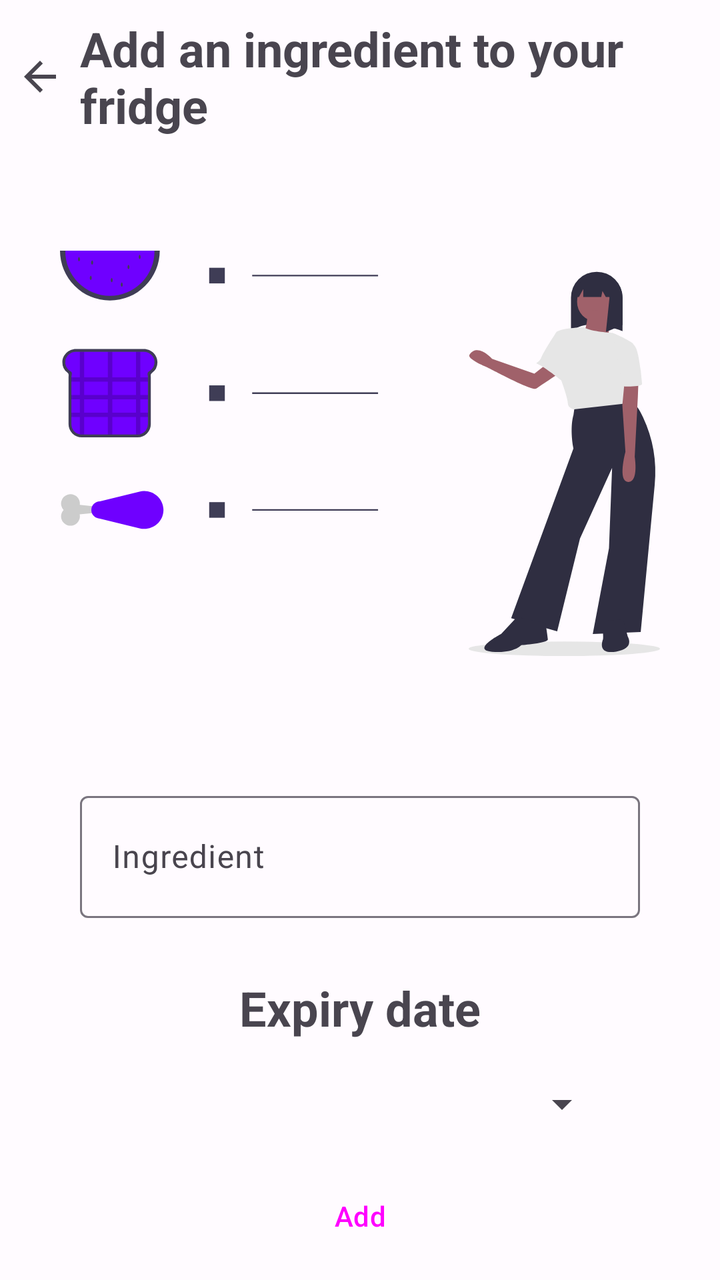
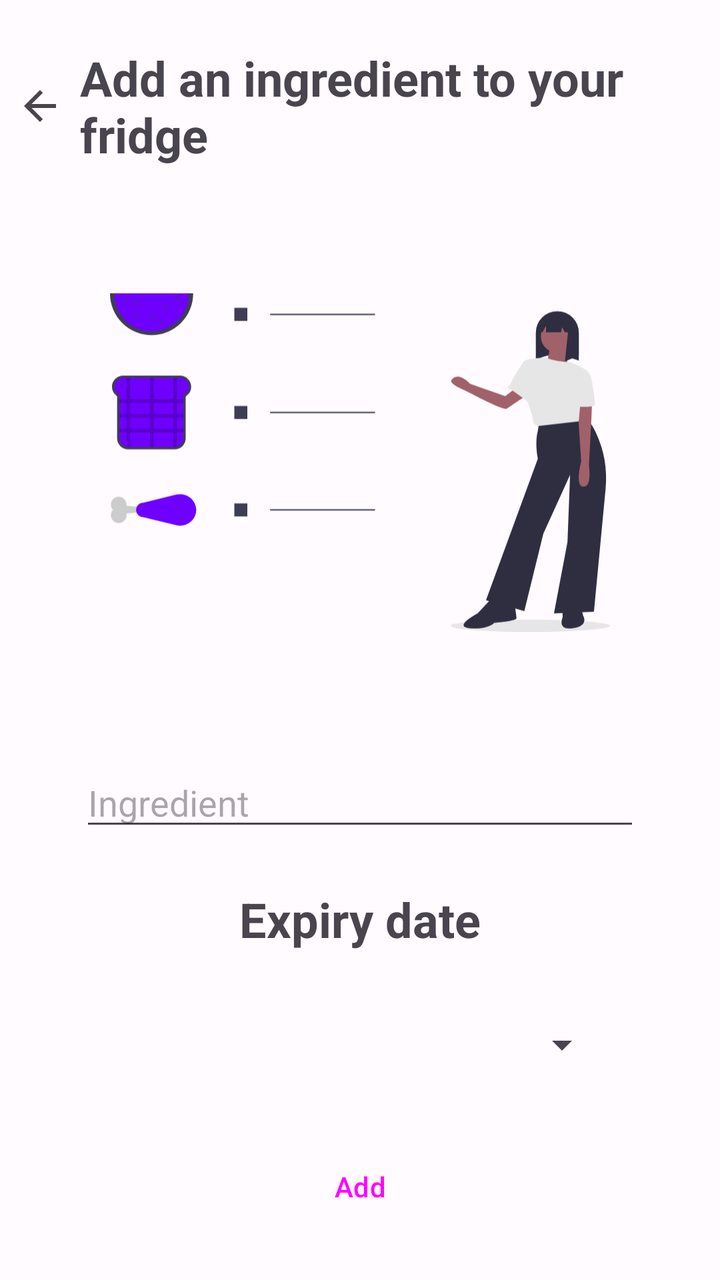

Two renders of the same Android screen: before a commit and after it. Below are the layout's source before the change and the commit's diff.
<!-- AndroidManifest.xml: application theme Theme.Food_alchemy -->
<!-- res/layout/fragment_add_ingredient.xml -->
<?xml version="1.0" encoding="utf-8"?>
<androidx.constraintlayout.widget.ConstraintLayout xmlns:android="http://schemas.android.com/apk/res/android"
    xmlns:app="http://schemas.android.com/apk/res-auto"
    xmlns:tools="http://schemas.android.com/tools"
    android:layout_width="match_parent"
    android:layout_height="match_parent"
    tools:context=".ui.main.AddIngredientFragment">


    <LinearLayout
        android:id="@+id/linear_layout"
        android:layout_width="match_parent"
        android:layout_height="wrap_content"
        android:gravity="center_vertical"
        app:layout_constraintBottom_toTopOf="@id/imageView5"
        app:layout_constraintEnd_toEndOf="parent"
        app:layout_constraintHorizontal_bias="1.0"
        app:layout_constraintStart_toStartOf="parent"
        app:layout_constraintTop_toTopOf="parent">

        <ImageButton
            android:id="@+id/return_button"
            app:tint="?attr/colorControlNormal"
            android:layout_width="wrap_content"
            android:layout_height="wrap_content"
            android:background="@android:color/transparent"
            android:padding="8dp"
            android:src="@drawable/baseline_arrow_back_24"
            tools:ignore="ContentDescription" />

        <TextView
            android:id="@+id/title_textview"
            android:layout_width="wrap_content"
            android:layout_height="wrap_content"
            android:text="@string/add_an_ingredient"
            android:textSize="24sp"
            android:textStyle="bold" />

    </LinearLayout>

    <ImageView
        android:id="@+id/imageView5"
        android:layout_width="300dp"
        android:layout_height="300dp"
        app:layout_constraintBottom_toTopOf="@+id/text_input_layout_ingredient"
        app:layout_constraintEnd_toEndOf="parent"
        app:layout_constraintStart_toStartOf="parent"
        app:layout_constraintTop_toBottomOf="@id/linear_layout"
        app:srcCompat="@drawable/undraw_diet_ghvw"

        android:importantForAccessibility="no" />

    <com.google.android.material.textfield.TextInputLayout
        android:id="@+id/text_input_layout_ingredient"
        android:layout_width="0dp"
        android:layout_height="wrap_content"
        android:layout_marginTop="8dp"
        android:layout_marginStart="40dp"
        android:layout_marginEnd="40dp"
        app:endIconMode="clear_text"
        app:errorEnabled="true"
        app:layout_constraintStart_toStartOf="parent"
        app:layout_constraintEnd_toEndOf="parent"
        app:layout_constraintTop_toBottomOf="@+id/imageView5"
        app:layout_constraintBottom_toTopOf="@id/expiry_date_textview">

        <com.google.android.material.textfield.TextInputEditText
            android:id="@+id/text_input_edit_text_ingredient"
            android:layout_width="match_parent"
            android:layout_height="61dp"
            android:inputType="text"
            android:hint="@string/ingredient"/>
    </com.google.android.material.textfield.TextInputLayout>

    <TextView
        android:id="@+id/expiry_date_textview"
        android:layout_width="wrap_content"
        android:layout_height="wrap_content"
        android:text="@string/expiry_date"
        android:textSize="24sp"
        android:textStyle="bold"
        app:layout_constraintStart_toStartOf="parent"
        app:layout_constraintEnd_toEndOf="parent"
        app:layout_constraintTop_toBottomOf="@+id/text_input_layout_ingredient"
        app:layout_constraintBottom_toTopOf="@id/spinner_button"/>

    <Button
        android:id="@+id/spinner_button"
        android:layout_width="250dp"
        android:layout_height="wrap_content"
        android:textSize="20sp"
        android:textAlignment="center"
        style="?android:spinnerStyle"
        android:textColor="?attr/colorControlNormal"
        app:layout_constraintStart_toStartOf="parent"
        app:layout_constraintEnd_toEndOf="parent"
        app:layout_constraintTop_toBottomOf="@id/expiry_date_textview"
        app:layout_constraintBottom_toTopOf="@id/save_button" />

    <Button
        android:id="@+id/save_button"
        style="@style/Widget.Material3.Button"
        android:layout_width="wrap_content"
        android:layout_height="wrap_content"
        android:text="@string/add"
        app:layout_constraintBottom_toBottomOf="parent"
        app:layout_constraintEnd_toEndOf="parent"
        app:layout_constraintStart_toStartOf="parent"
        app:layout_constraintTop_toBottomOf="@id/spinner_button" />

</androidx.constraintlayout.widget.ConstraintLayout>
<!-- resources referenced by this layout -->
<resources>
  <!-- drawable baseline_arrow_back_24 (drawable) -->
  <vector android:autoMirrored="true" android:height="24dp"
      android:tint="#000000" android:viewportHeight="24"
      android:viewportWidth="24" android:width="24dp" xmlns:android="http://schemas.android.com/apk/res/android">
      <path android:fillColor="@android:color/black" android:pathData="M20,11H7.83l5.59,-5.59L12,4l-8,8 8,8 1.41,-1.41L7.83,13H20v-2z"/>
  </vector>
  <string name="add">Add</string>
  <string name="add_an_ingredient">Add an ingredient to your fridge</string>
  <string name="expiry_date">Expiry date</string>
  <string name="ingredient">Ingredient</string>
  <style name="Theme.Food_alchemy" parent="Base.Theme.Food_alchemy" />
  <color name="md_theme_light_primary">#7214FF</color>
  <color name="md_theme_light_onPrimary">#FFFFFF</color>
  <color name="md_theme_light_primaryContainer">#E9DDFF</color>
  <color name="md_theme_light_onPrimaryContainer">#23005C</color>
  <color name="md_theme_light_secondary">#625B70</color>
  <color name="md_theme_light_onSecondary">#FFFFFF</color>
  <color name="md_theme_light_secondaryContainer">#E8DEF8</color>
  <color name="md_theme_light_onSecondaryContainer">#1E192B</color>
  <color name="md_theme_light_tertiary">#7E525F</color>
  <color name="md_theme_light_onTertiary">#FFFFFF</color>
  <color name="md_theme_light_tertiaryContainer">#FFD9E2</color>
  <color name="md_theme_light_onTertiaryContainer">#31101C</color>
  <color name="md_theme_light_error">#BA1A1A</color>
  <color name="md_theme_light_onError">#FFFFFF</color>
  <color name="md_theme_light_errorContainer">#FFDAD6</color>
  <color name="md_theme_light_onErrorContainer">#410002</color>
  <color name="md_theme_light_outline">#7A757F</color>
  <color name="md_theme_light_background">#FFFBFF</color>
  <color name="md_theme_light_onBackground">#1C1B1E</color>
  <color name="md_theme_light_surface">#FDF8FD</color>
  <color name="md_theme_light_onSurface">#1C1B1E</color>
  <color name="md_theme_light_surfaceVariant">#E7E0EB</color>
  <color name="md_theme_light_onSurfaceVariant">#49454E</color>
  <color name="md_theme_light_inverseSurface">#323033</color>
  <color name="md_theme_light_inverseOnSurface">#F5EFF4</color>
  <color name="md_theme_light_inversePrimary">#D0BCFF</color>
  <!-- unchanged entries left out for length: 2 -->
</resources>

<!-- the commit's change to res/layout/fragment_add_ingredient.xml (unified diff, before → after) -->
@@ -40,37 +40,29 @@
 
     <ImageView
         android:id="@+id/imageView5"
-        android:layout_width="300dp"
-        android:layout_height="300dp"
-        app:layout_constraintBottom_toTopOf="@+id/text_input_layout_ingredient"
+        android:layout_width="250dp"
+        android:layout_height="250dp"
+        app:layout_constraintBottom_toTopOf="@+id/autoCompleteTextView"
         app:layout_constraintEnd_toEndOf="parent"
         app:layout_constraintStart_toStartOf="parent"
         app:layout_constraintTop_toBottomOf="@id/linear_layout"
         app:srcCompat="@drawable/undraw_diet_ghvw"
-
         android:importantForAccessibility="no" />
 
-    <com.google.android.material.textfield.TextInputLayout
-        android:id="@+id/text_input_layout_ingredient"
-        android:layout_width="0dp"
-        android:layout_height="wrap_content"
-        android:layout_marginTop="8dp"
+    <AutoCompleteTextView
+        app:layout_constraintTop_toBottomOf="@id/imageView5"
+        app:layout_constraintBottom_toTopOf="@id/expiry_date_textview"
+        app:layout_constraintStart_toStartOf="parent"
+        app:layout_constraintEnd_toEndOf="parent"
         android:layout_marginStart="40dp"
         android:layout_marginEnd="40dp"
-        app:endIconMode="clear_text"
-        app:errorEnabled="true"
-        app:layout_constraintStart_toStartOf="parent"
-        app:layout_constraintEnd_toEndOf="parent"
-        app:layout_constraintTop_toBottomOf="@+id/imageView5"
-        app:layout_constraintBottom_toTopOf="@id/expiry_date_textview">
-
-        <com.google.android.material.textfield.TextInputEditText
-            android:id="@+id/text_input_edit_text_ingredient"
-            android:layout_width="match_parent"
-            android:layout_height="61dp"
-            android:inputType="text"
-            android:hint="@string/ingredient"/>
-    </com.google.android.material.textfield.TextInputLayout>
+        android:id="@+id/autoCompleteTextView"
+        android:layout_width="match_parent"
+        android:layout_height="wrap_content"
+        android:hint="@string/ingredient"
+        android:inputType="textAutoComplete"
+        android:dropDownHeight="100dp"
+        />
 
     <TextView
         android:id="@+id/expiry_date_textview"
@@ -81,7 +73,7 @@
         android:textStyle="bold"
         app:layout_constraintStart_toStartOf="parent"
         app:layout_constraintEnd_toEndOf="parent"
-        app:layout_constraintTop_toBottomOf="@+id/text_input_layout_ingredient"
+        app:layout_constraintTop_toBottomOf="@+id/autoCompleteTextView"
         app:layout_constraintBottom_toTopOf="@id/spinner_button"/>
 
     <Button
